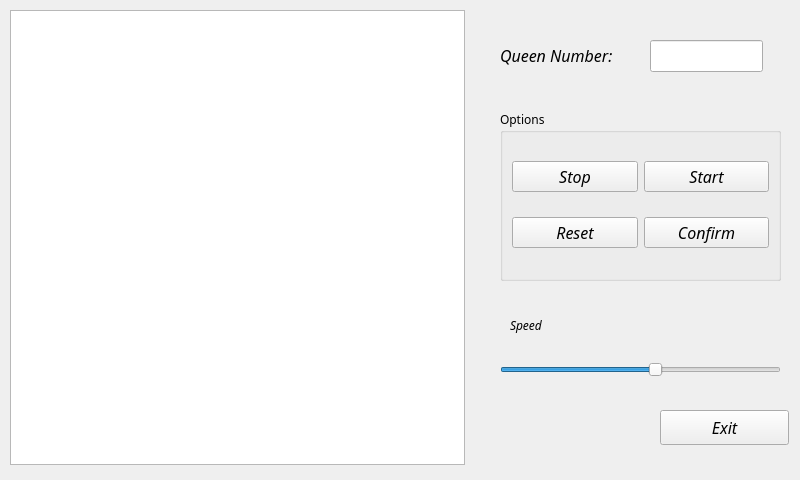
Before: the Qt Designer form form.ui in zdszero/NQueen-Visualzer, drawn with Qt 5.
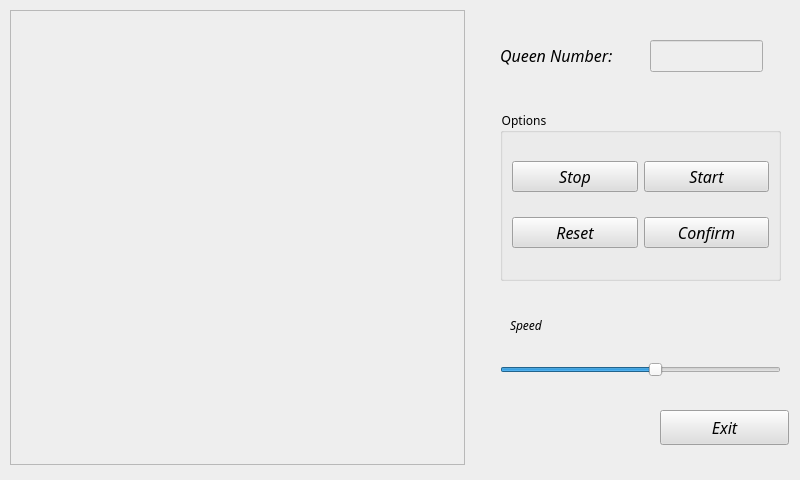
After: the same form once the commit is applied.

```diff
--- a/form.ui
+++ b/form.ui
@@ -13,6 +13,20 @@
   <property name="windowTitle">
    <string>Form</string>
   </property>
+  <property name="styleSheet">
+   <string notr="true">QWidget {
+	background: #eeeeee;
+}
+
+QPushButton {
+    background: #dedede;
+}
+
+QPushButton:hover {
+    background: #aaffff;
+}
+</string>
+  </property>
   <widget class="QTableWidget" name="table">
    <property name="geometry">
     <rect>
```
